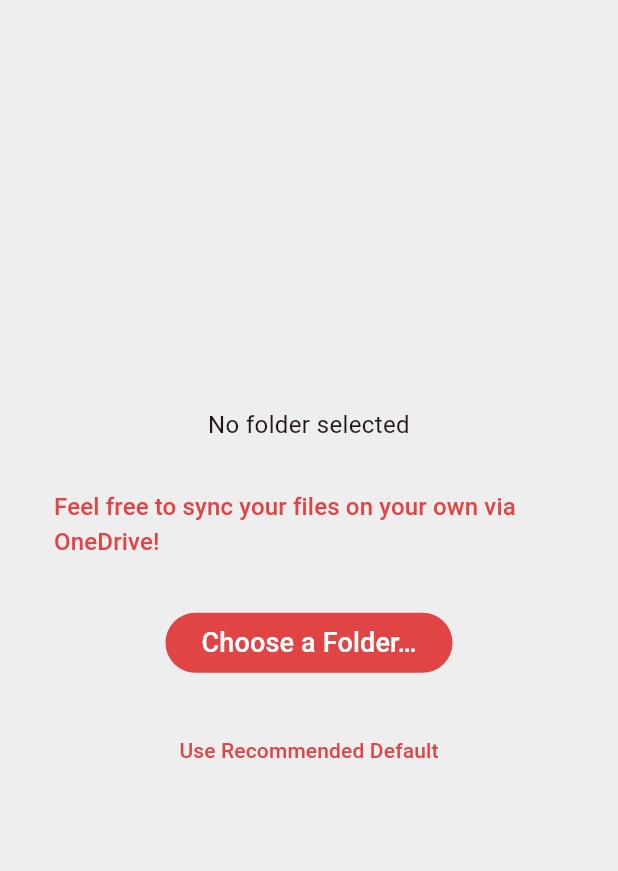
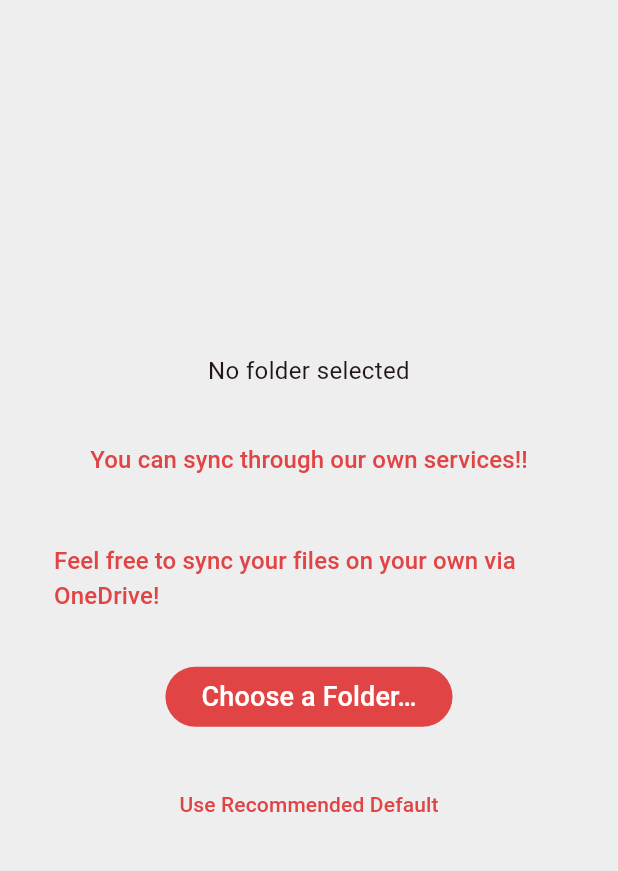
Before and after one commit to owenstuckman/SecondStudentVTHACKS13, a Flutter app: the screen it shows after launch, on a phone screen of 412 x 824 dp, the part 63-934 px from its top. Run offline on Flutter 3.47's test engine with Material 3 defaults, Android fonts, the phone set to English and light mode, and no system bars; our stand-ins replace calendar_view, flutter_local_notifications, flutter_widget_from_html, google_sign_in, image_picker, localstorage and 7 more; missing offline and left inert: dart:html, filesystem_picker, flutter_flip_card, flutter_quill, flutter_quill_extensions, pdfx and 3 more; accounts and stored records are empty.

Commit message:
File Sync on editor and in setup

```diff
--- a/lib/pages/startup/file_storage.dart
+++ b/lib/pages/startup/file_storage.dart
@@ -10,12 +10,13 @@ import 'package:path/path.dart' as p;
 import 'package:url_launcher/url_launcher.dart';
 
 import 'package:secondstudent/pages/startup/home_page.dart';
+import 'package:secondstudent/pages/editor/sync.dart';
 
 class FileStorage extends StatelessWidget {
   const FileStorage({super.key});
 
   @override
-  Widget build(BuildContext context) =>  _FolderSelectorWidget();
+  Widget build(BuildContext context) => _FolderSelectorWidget();
 }
 
 // ─────────────────────────────────────────────────────────────────────────────
@@ -68,6 +69,8 @@ class _FolderSelectorWidgetState extends State<_FolderSelectorWidget> {
     final prefs = await SharedPreferences.getInstance();
     return prefs.getString('path_to_files');
   }
+
+  String currentL = "";
 
   Future<void> _saveAndRestart(BuildContext context, String path) async {
     final prefs = await SharedPreferences.getInstance();
@@ -241,14 +244,15 @@ class _FolderSelectorWidgetState extends State<_FolderSelectorWidget> {
   Future<void> _useRecommended(BuildContext context) async {
     final ws = await _recommendedWorkspace();
 
-    if (!kIsWeb && (Platform.isMacOS || Platform.isWindows || Platform.isLinux)) {
+    if (!kIsWeb &&
+        (Platform.isMacOS || Platform.isWindows || Platform.isLinux)) {
       final docs = await _desktopDocumentsDir();
       final selectedPath = await FilesystemPicker.open(
         context: context,
         title: 'Use Recommended Folder',
         fsType: FilesystemType.folder,
-        rootDirectory: docs,   // root = ~/Documents (or HOME fallback)
-        directory: ws,         // start in ~/Documents/SecondStudent/workspace
+        rootDirectory: docs, // root = ~/Documents (or HOME fallback)
+        directory: ws, // start in ~/Documents/SecondStudent/workspace
         showGoUp: true,
         pickText: 'Use this folder',
         requestPermission: () async => true,
@@ -279,6 +283,11 @@ class _FolderSelectorWidgetState extends State<_FolderSelectorWidget> {
                   if (snap.connectionState == ConnectionState.waiting) {
                     return const CircularProgressIndicator();
                   }
+
+                      if (snap.data != null) {
+                        currentL = snap.data!;
+                      }
+
                   final current = snap.data;
                   final text = (current == null || current.isEmpty)
                       ? 'No folder selected'
@@ -289,6 +298,17 @@ class _FolderSelectorWidgetState extends State<_FolderSelectorWidget> {
                     style: const TextStyle(fontSize: 16),
                   );
                 },
+              ),
+              const SizedBox(height: 24),
+              TextButton(
+                onPressed: () {
+                  final sync = Sync();
+                  sync.syncAllFiles(currentL);
+                },
+                child: const Text(
+                  'You can sync through our own services!!',
+                  style: TextStyle(fontSize: 16),
+                ),
               ),
               const SizedBox(height: 24),
               TextButton(
```
Also changed, not shown: lib/main.dart (+12 -3 lines), lib/pages/editor/editor/editor.dart (+31 -5 lines), lib/pages/editor/sync.dart (+37 -9 lines).
